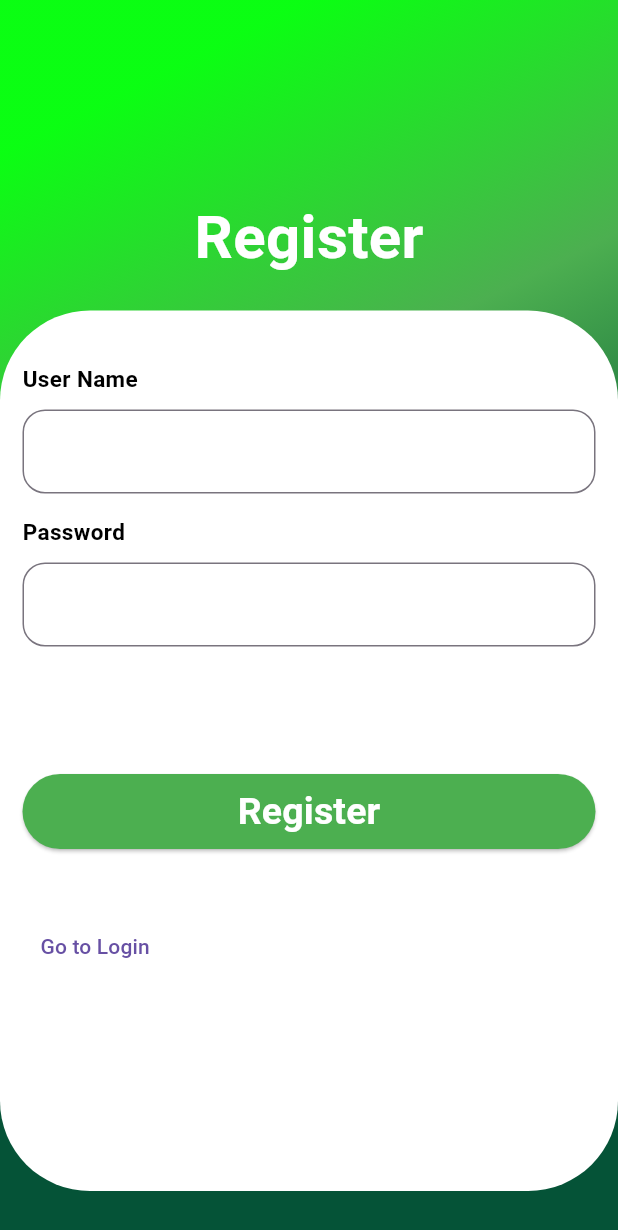
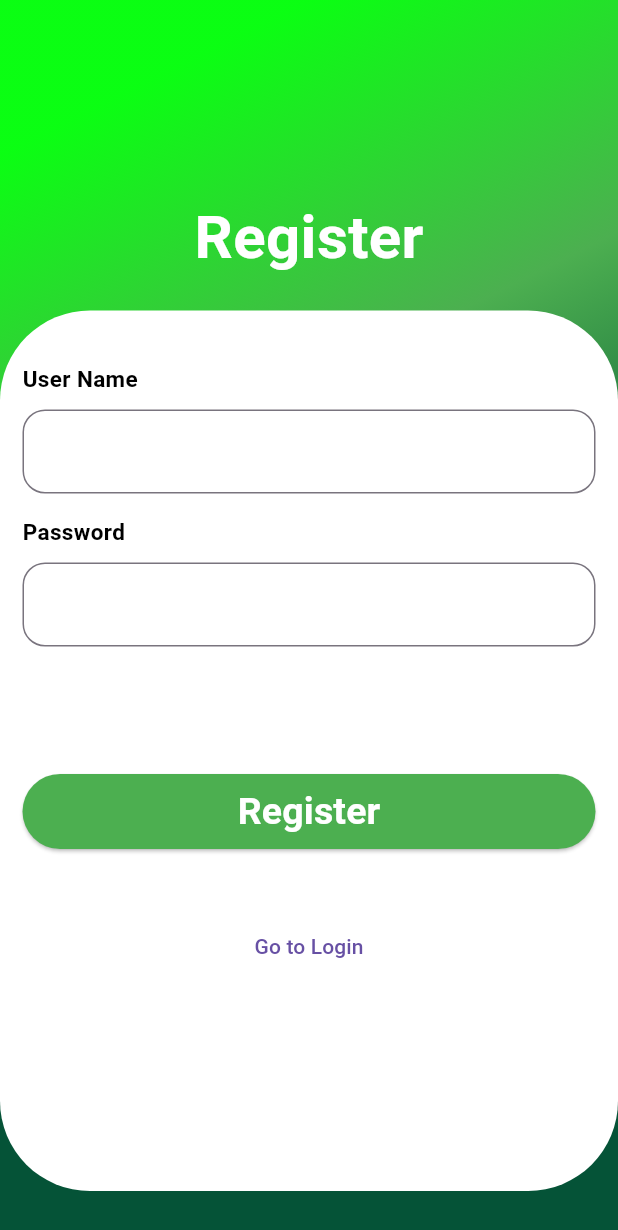
Before and after one commit to meerapm2020/user_authentication, a Flutter app: the RegisterSharedpref screen opened directly, on a phone screen of 412 x 824 dp. Shown: the top 1230 px of the screen. Run offline on Flutter 3.47's test engine with Material 3 defaults, Android fonts, the phone set to English and light mode, and no system bars; our stand-ins replace shared_preferences; accounts and stored records are empty.

Commit message:
third commit

```diff
--- a/lib/register.dart
+++ b/lib/register.dart
@@ -3,14 +3,15 @@ import 'package:shared_preferences/shared_preferences.dart';
 
 class RegisterSharedpref extends StatefulWidget {
   const RegisterSharedpref({super.key});
-
   @override
   State<RegisterSharedpref> createState() => _RegisterSharedprefState();
 }
 
 class _RegisterSharedprefState extends State<RegisterSharedpref> {
+
   TextEditingController usernameController = TextEditingController();
   TextEditingController passwordController = TextEditingController();
+
   String _registrationMessage = '';
 
   Future<void> _register() async {
@@ -21,7 +22,6 @@ class _RegisterSharedprefState extends State<RegisterSharedpref> {
     if (username.isNotEmpty && password.isNotEmpty) {
       await prefs.setString('username', username);
       await prefs.setString('password', password);
-
       setState(() {
         _registrationMessage = 'Registration Successful!';
       });
@@ -31,7 +31,6 @@ class _RegisterSharedprefState extends State<RegisterSharedpref> {
       });
     }
   }
-
   @override
   Widget build(BuildContext context) {
     return Scaffold(
@@ -151,13 +150,13 @@ class _RegisterSharedprefState extends State<RegisterSharedpref> {
                           ),
                         ),
                       ),
-                      Text(_registrationMessage),
+                      Center(child: Text(_registrationMessage)),
                       SizedBox(height: 20),
                       TextButton(
                         onPressed: () {
                           Navigator.pop(context); // Go back to login page
                         },
-                        child: Text('Go to Login'),
+                        child: Center(child: Text('Go to Login')),
                       ),
                     ],
                   ),
```
Also changed, not shown: lib/home.dart (added, +31 -0 lines), lib/login.dart (+8 -6 lines).
